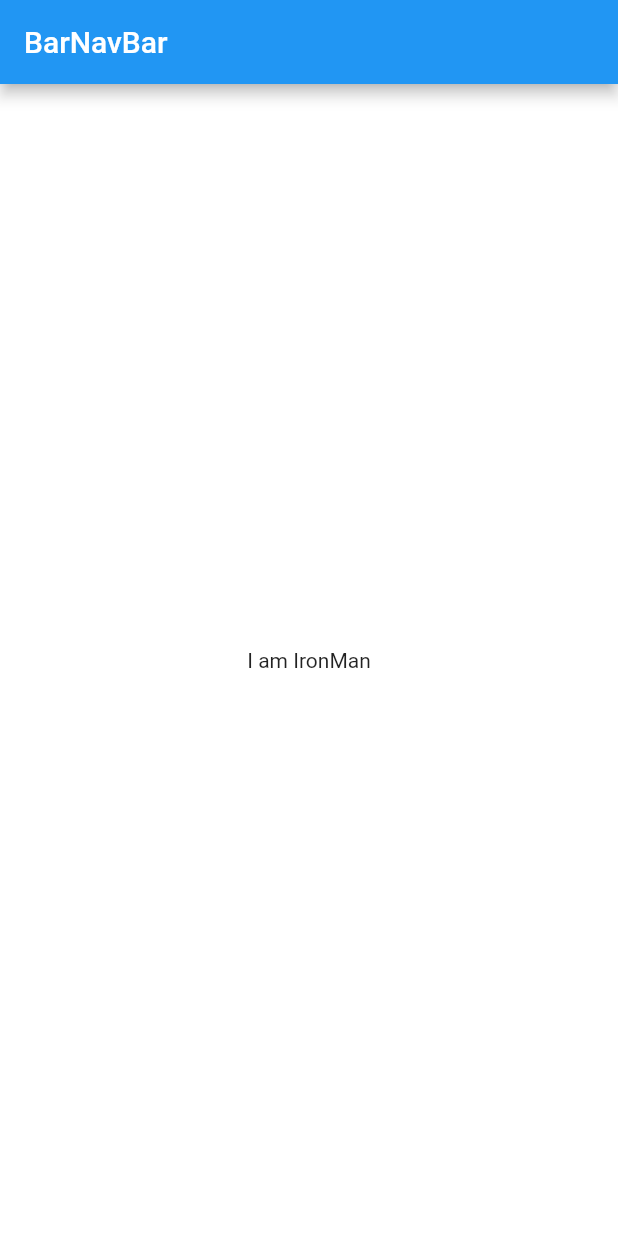
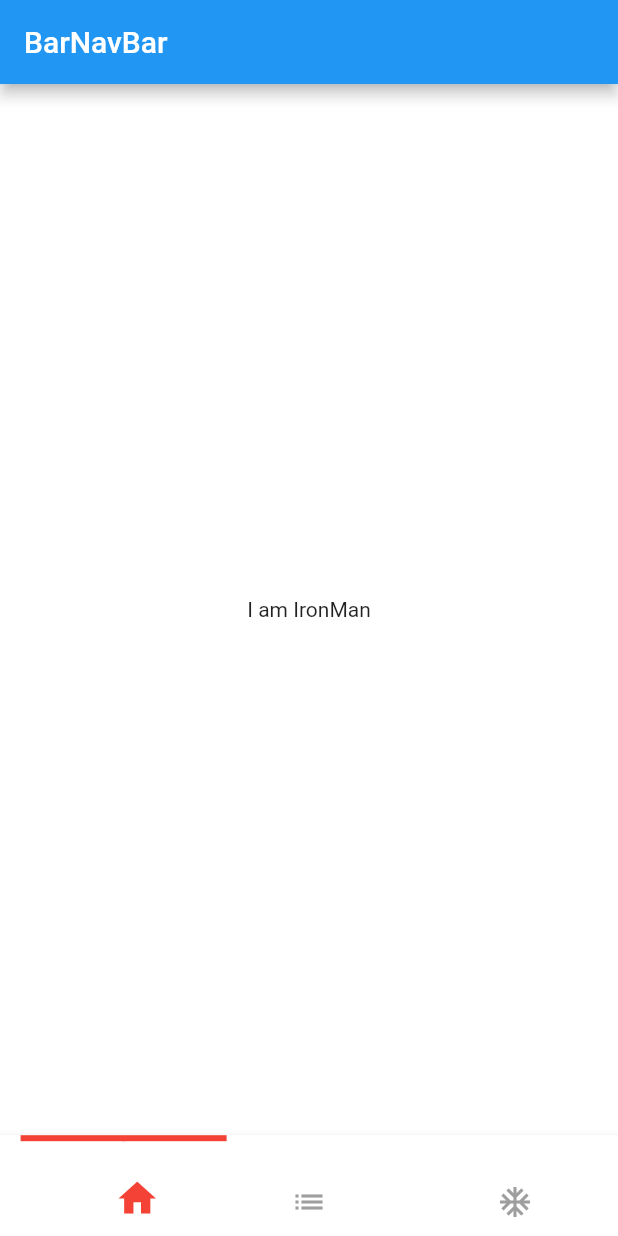
Before and after one commit to AadumKhor/Navbar_Part_2, a Flutter app: the screen it shows after launch, on a phone screen of 412 x 824 dp. Run offline on Flutter 3.47's test engine with Material 2 defaults, Android fonts, the phone set to English and light mode, and no system bars.

Commit message:
Almost done just find alignment and do animation

```diff
--- a/barnavbar/lib/main.dart
+++ b/barnavbar/lib/main.dart
@@ -1,5 +1,3 @@
-import 'package:flutter/material.dart';
-
 /*
     Yet another beautiful Navbar by Aayush Malhotra(AadumKhor).
     Use it well or don't coz it's gonna make your project wayyyy
@@ -11,7 +9,13 @@ import 'package:flutter/material.dart';
 
 void main() => runApp(MyApp());
 
+List<IconData> icons = [Icons.home, Icons.list, Icons.ac_unit];
+List<Color> colors = [Colors.red, Colors.blue, Colors.yellow];
+List<String> names = ['Home', 'List', 'ACTheek'];
+
 class MyApp extends StatelessWidget {
+  int selectedIndex = 0;
+
   @override
   Widget build(BuildContext context) {
     return MaterialApp(
@@ -26,6 +30,17 @@ class MyApp extends StatelessWidget {
             child: Text('I am IronMan'),
           ),
         ),
+        bottomNavigationBar: BarNavbar(
+          icons: icons,
+          colors: colors,
+          names: names,
+          bgColor: Colors.white,
+          textColor: Colors.black,
+          selectedIndex: selectedIndex,
+          tapCallback: (int index) {
+            selectedIndex = index;
+          },
+        ),
       ),
     );
   }
@@ -38,6 +53,7 @@ class BarNavbar extends StatefulWidget {
   final Color bgColor;
   final Color textColor;
   final int selectedIndex;
+
   final Function tapCallback;
 
   BarNavbar(
@@ -47,7 +63,7 @@ class BarNavbar extends StatefulWidget {
       this.colors = const [],
       this.names = const [],
       this.selectedIndex = 0,
-      this.tapCallback,
+      @required this.tapCallback,
       this.textColor = Colors.black});
   @override
   _BarNavbarState createState() => _BarNavbarState(selectedIndex);
@@ -59,11 +75,11 @@ class _BarNavbarState extends State<BarNavbar>
 
   double squeezLength = 10.0; //squeezLength of the bar
   double fullLength = 25.0; // full Length of the bar
-  int selectedIndex; // selected currently
-  int newIndex; // new one that has to be updated
+  int selectedIndex = 0; // selected currently
+  int newIndex = 0; // new one that has to be updated
 
   Animation<double> posAnim; //animation of the selected bar
-  Animation<double> colorAnim;
+//   Animation<double> colorAnim;
   //color change** for the time being double but I think color would be better
   Animation<double> squeezAnim; //squeez to add a good touch
   Animation<double>
@@ -81,17 +97,16 @@ class _BarNavbarState extends State<BarNavbar>
     posAnim = new Tween<double>(
             begin: selectedIndex * 1.0, end: (selectedIndex + 1) * 1.0)
         .animate(CurvedAnimation(parent: controller, curve: Curves.bounceIn));
-    colorAnim = new Tween<double>(
-            begin: selectedIndex * 1.0, end: (selectedIndex + 1) * 1.0)
-        .animate(CurvedAnimation(parent: controller, curve: Curves.bounceIn));
+    // colorAnim = new Tween<double>(
+    //         begin: selectedIndex * 1.0, end: (selectedIndex + 1) * 1.0)
+    // .animate(CurvedAnimation(parent: controller, curve: Curves.bounceIn));
     squeezAnim = new Tween(begin: fullLength, end: squeezLength).animate(
         CurvedAnimation(
             parent: controller,
             curve: Interval(0.0, 0.15, curve: Curves.ease)));
     stretchAnim = new Tween(begin: squeezLength, end: fullLength).animate(
         CurvedAnimation(
-            parent: controller,
-            curve: Interval(0.0, 0.15, curve: Curves.ease)));
+            parent: controller, curve: Interval(0.5, 1.0, curve: Curves.ease)));
     controller.addListener(() => setState(() {}));
     controller.addStatusListener((status) {
       if (controller.isCompleted) {
@@ -109,7 +124,7 @@ class _BarNavbarState extends State<BarNavbar>
         child: Container(
           child: InkResponse(
             onTap: () {
-              //   tapped(i, true);
+              tapped(i, true);
             },
             child: Opacity(
               opacity: getOpacityForIndex(i),
@@ -155,6 +170,21 @@ class _BarNavbarState extends State<BarNavbar>
       parent: controller,
       curve: Curves.ease,
     ));
+    textAnim = Tween<double>(begin: selectedIndex * 1.0, end: index * 1.0)
+        .animate(CurvedAnimation(
+      parent: controller,
+      curve: Curves.ease,
+    ));
+    squeezAnim = Tween<double>(begin: fullLength, end: squeezLength)
+        .animate(CurvedAnimation(
+      parent: controller,
+      curve: Curves.ease,
+    ));
+    stretchAnim = Tween<double>(begin: squeezLength, end: fullLength)
+        .animate(CurvedAnimation(
+      parent: controller,
+      curve: Curves.ease,
+    ));
 
     controller.forward();
   }
@@ -170,8 +200,91 @@ class _BarNavbarState extends State<BarNavbar>
     // function to check if the button is tapped
   }
 
+  // get the selected icon
+  Icon getMainIcon() {
+    IconData icon;
+    if (controller.value < 0.5) {
+      icon = widget.icons[selectedIndex];
+    } else {
+      icon = widget.icons[newIndex];
+    }
+    return Icon(
+      icon,
+      size: 30.0,
+      color: widget.colors[newIndex],
+    );
+  }
+
   @override
   Widget build(BuildContext context) {
-    return Container();
+    _size = MediaQuery.of(context).size;
+    //just to ensure that the bar stays within the limits
+    final sectionWidth = _size.width / widget.icons.length;
+    return Container(
+      color: widget.bgColor,
+      child: Stack(
+        children: <Widget>[
+          Container(
+            height: kBottomNavigationBarHeight * 1.2,
+            width: double.infinity,
+            child: Material(
+              color: Colors.white,
+              elevation: 4,
+              child: Container(
+                margin: EdgeInsets.only(top: kBottomNavigationBarHeight * 0.4),
+                height: kBottomNavigationBarHeight * 1.2,
+                width: _size.width,
+                child: Row(
+                  crossAxisAlignment: CrossAxisAlignment.start,
+                  children: smallIcons(),
+                ),
+              ),
+            ),
+          ),
+          //the bar that moves
+          Positioned(
+              left: (controller.isAnimating ? posAnim.value : selectedIndex) *
+                  (_size.width / widget.icons.length),
+              child: Container(
+                margin: EdgeInsets.only(left: sectionWidth / 10),
+                child: SizedBox(
+                  height: 4.0,
+                  width: squeezAnim.isCompleted
+                      ? stretchAnim.value
+                      : (squeezAnim.value / squeezAnim.value) * sectionWidth,
+                  child: Material(
+                    color: widget.colors[selectedIndex],
+                    clipBehavior: Clip.antiAlias,
+                    child: getMainIcon(),
+                  ),
+                ),
+              )),
+          Positioned(
+              left: (controller.isAnimating ? textAnim.value : selectedIndex) *
+                  (_size.width / widget.icons.length),
+              top: _size.height /30,
+              child: Container(
+                alignment: Alignment.center,
+                margin: EdgeInsets.only(left: sectionWidth / 6),
+                child: SizedBox(
+                  height: 30.0,
+                  width: sectionWidth,
+                  child: Material(
+                    color: Colors.transparent,
+                    clipBehavior: Clip.antiAlias,
+                    child: getMainIcon(),
+                    // child: Text(
+                    //   widget.names[selectedIndex],
+                    //   style: TextStyle(
+                    //       color: widget.textColor,
+                    //       fontSize: 20.0,
+                    //       fontWeight: FontWeight.w700),
+                    // ),
+                  ),
+                ),
+              )),
+        ],
+      ),
+    );
   }
 }
```
